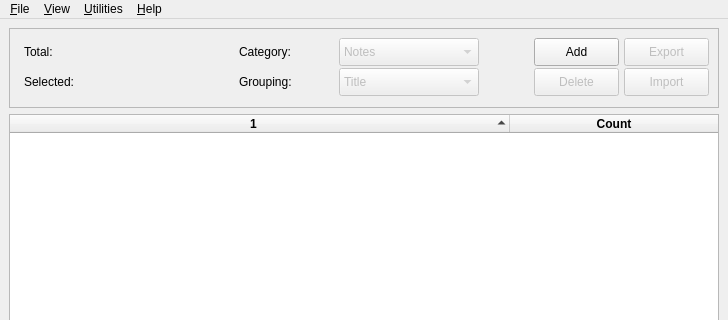
erykjj/jwlmanager, file res/locales/UI/main_window.ui: the form before one commit; both pictures show x 0 to 728 and y 0 to 320 of the 728 by 795 pixel window.
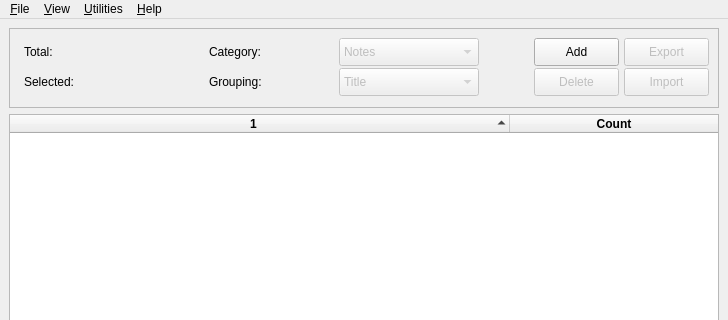
The form after the commit. Icons and pictures are not drawn.

Commit message: Cosmetic adjustments

```diff
--- a/res/locales/UI/main_window.ui
+++ b/res/locales/UI/main_window.ui
@@ -149,9 +149,9 @@
          <widget class="QLabel" name="total">
           <property name="geometry">
            <rect>
-            <x>120</x>
+            <x>110</x>
             <y>1</y>
-            <width>80</width>
+            <width>70</width>
             <height>28</height>
            </rect>
           </property>
@@ -168,9 +168,9 @@
          <widget class="QLabel" name="label_grouping">
           <property name="geometry">
            <rect>
-            <x>220</x>
+            <x>190</x>
             <y>30</y>
-            <width>100</width>
+            <width>130</width>
             <height>28</height>
            </rect>
           </property>
@@ -187,9 +187,9 @@
          <widget class="QLabel" name="selected">
           <property name="geometry">
            <rect>
-            <x>120</x>
+            <x>110</x>
             <y>31</y>
-            <width>80</width>
+            <width>70</width>
             <height>28</height>
            </rect>
           </property>
@@ -208,7 +208,7 @@
            <rect>
             <x>5</x>
             <y>30</y>
-            <width>110</width>
+            <width>100</width>
             <height>28</height>
            </rect>
           </property>
@@ -219,9 +219,9 @@
          <widget class="QLabel" name="label_category">
           <property name="geometry">
            <rect>
-            <x>220</x>
+            <x>190</x>
             <y>0</y>
-            <width>100</width>
+            <width>130</width>
             <height>28</height>
            </rect>
           </property>
@@ -281,7 +281,7 @@
            <rect>
             <x>5</x>
             <y>0</y>
-            <width>110</width>
+            <width>100</width>
             <height>28</height>
            </rect>
           </property>
@@ -301,7 +301,7 @@
          </property>
          <property name="sizeHint" stdset="0">
           <size>
-           <width>40</width>
+           <width>10</width>
            <height>20</height>
           </size>
          </property>
```
Left out of the diff: 8 changed lines with no effect on the pictures. The commit also changes 1 other file.
